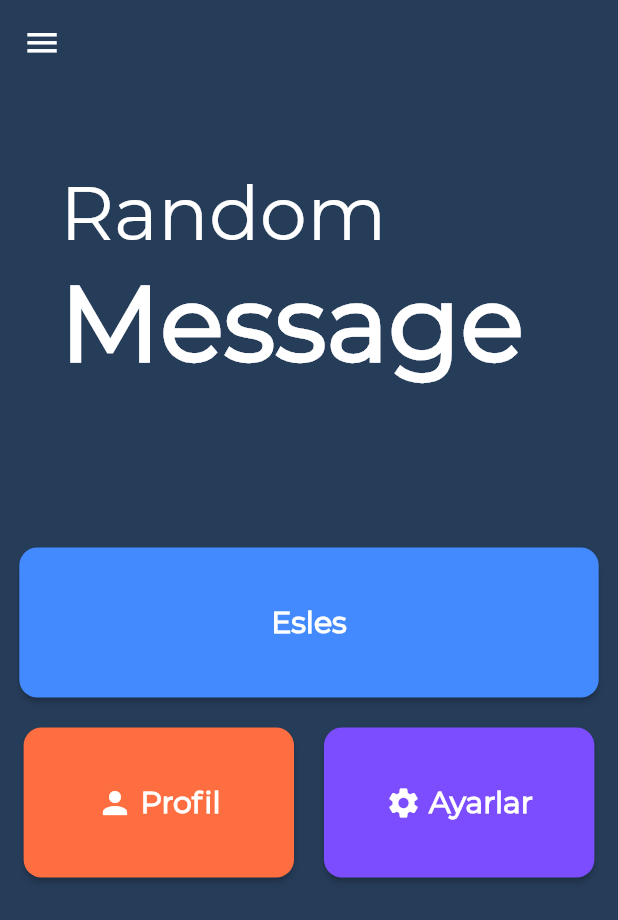
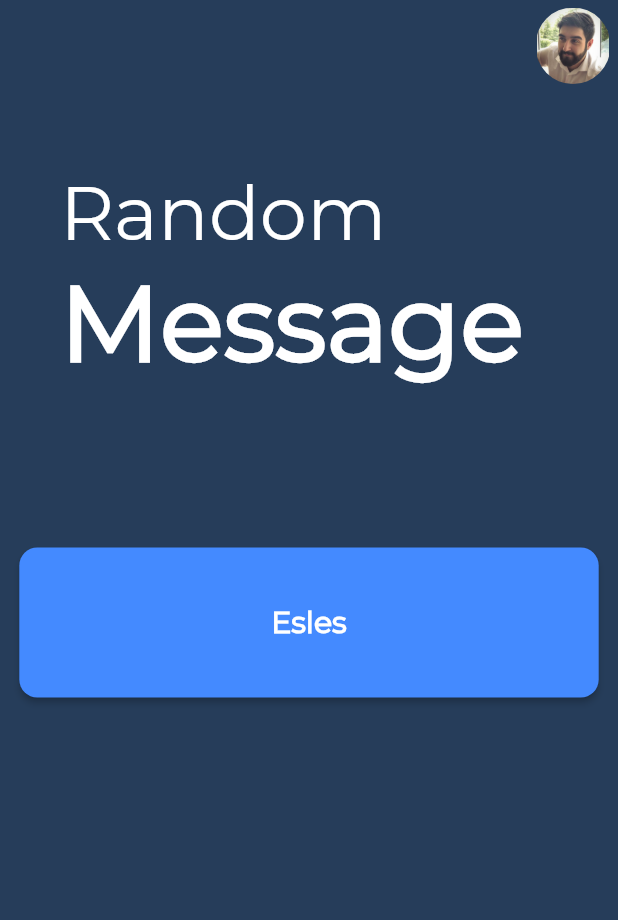
Before and after one commit to cgrbyk/RandomMessage, a Flutter app: the Esles screen opened directly, on a phone screen of 412 x 824 dp. Shown: the top 920 px of the screen. Run offline on Flutter 3.47's test engine with Material 2 defaults, Android fonts, the phone set to English and light mode, and no system bars; our stand-ins replace flutter_local_notifications, sqflite; accounts and stored records are empty; project files that could hold a hidden picture were left out.

Commit message:
*ProfilePageAdded

```diff
--- a/lib/esles.dart
+++ b/lib/esles.dart
@@ -1,10 +1,11 @@
 import 'dart:async';
 import 'package:flutter/material.dart';
+import 'package:random_message/profile.dart';
 import 'ApiDatabase.dart';
 import 'mesajlasma.dart';
 import 'KULDATA.dart';
 import 'utils.dart';
-import 'settings.dart';
+import 'profile.dart';
 
 class Esles extends StatefulWidget {
   @override
@@ -30,76 +31,6 @@ class EslesmeEkrani extends State<Esles> {
         MaterialPageRoute(builder: (context) => Mesajlasma()),
       );
     }
-  }
-
-  Widget settings() {
-    return SizedBox(
-      width: screenAwareSize(140, context),
-      height: 100,
-      child: RaisedButton(
-        shape: RoundedRectangleBorder(
-          borderRadius: BorderRadius.circular(12),
-        ),
-        onPressed: () {
-           Navigator.push(
-              context,
-              MaterialPageRoute(builder: (context) => Settings()));
-        },
-        padding: EdgeInsets.all(12),
-        color: Colors.deepPurpleAccent,
-        child: Row(
-          mainAxisAlignment: MainAxisAlignment.center,
-          children: <Widget>[
-            Icon(
-              Icons.settings,
-              color: Colors.white,
-            ),
-            SizedBox(
-              width: 5,
-            ),
-            Text('Ayarlar',
-                style: TextStyle(
-                    fontFamily: 'Montserrat',
-                    fontWeight: FontWeight.bold,
-                    fontSize: 20,
-                    color: Colors.white))
-          ],
-        ),
-      ),
-    );
-  }
-
-  Widget profile() {
-    return SizedBox(
-      width: screenAwareSize(140, context),
-      height: 100,
-      child: RaisedButton(
-        shape: RoundedRectangleBorder(
-          borderRadius: BorderRadius.circular(12),
-        ),
-        onPressed: () {},
-        padding: EdgeInsets.all(12),
-        color: Colors.deepOrangeAccent,
-        child: Row(
-          mainAxisAlignment: MainAxisAlignment.center,
-          children: <Widget>[
-            Icon(
-              Icons.person,
-              color: Colors.white,
-            ),
-            SizedBox(
-              width: 5,
-            ),
-            Text('Profil',
-                style: TextStyle(
-                    fontFamily: 'Montserrat',
-                    fontWeight: FontWeight.bold,
-                    fontSize: 20,
-                    color: Colors.white))
-          ],
-        ),
-      ),
-    );
   }
 
   Widget eslesButton() {
@@ -187,14 +118,32 @@ class EslesmeEkrani extends State<Esles> {
         appBar: AppBar(
           backgroundColor: Colors.transparent,
           elevation: 0.0,
-          leading: IconButton(
-            icon: Icon(
-              Icons.menu,
-              size: screenAwareSize(20.0, context),
-              color: Colors.white,
-            ),
-            onPressed: () {},
-          ),
+          leading: Container(),
+          actions: <Widget>[
+
+            Padding(
+              padding: const EdgeInsets.fromLTRB(5,5,5,0),
+              child: InkWell(
+                child: Hero(
+                  tag: 'profile',
+                  child: Container(
+                    height: 50.0,
+                    width: 50.0,
+                    decoration: BoxDecoration(
+                      borderRadius: BorderRadius.circular(25.0),
+                      image: DecorationImage(
+                        image: AssetImage('assets/sedan.PNG'),
+                      ),
+                    ),
+                  ),
+                ),
+                onTap: () {
+                  Navigator.push(context,
+                      MaterialPageRoute(builder: (context) => new ProfilePage()));
+                },
+              ),
+            )
+          ],
         ),
         body: Container(
           width: screenAwareSize(MediaQuery.of(context).size.width, context),
@@ -215,19 +164,6 @@ class EslesmeEkrani extends State<Esles> {
                 mainAxisAlignment: MainAxisAlignment.center,
                 children: <Widget>[
                   eslesButton(),
-                  SizedBox(
-                    height: 20,
-                  ),
-                  Row(
-                    mainAxisAlignment: MainAxisAlignment.center,
-                    children: <Widget>[
-                      profile(),
-                      SizedBox(
-                        width: 20,
-                      ),
-                      settings()
-                    ],
-                  ),
                 ],
               )
             ],
--- a/pubspec.yaml
+++ b/pubspec.yaml
@@ -43,6 +43,7 @@ flutter:
     - assets/facebook.png
     - assets/facebookText.png
     - assets/google.png
+    - assets/sedan.PNG
   fonts:
     - family: Montserrat
       fonts:
```
Also changed, not shown: lib/profile.dart (added, +130 -0 lines), lib/settings.dart (deleted, +0 -71 lines), assets/sedan.PNG (added), pubspec.lock.
